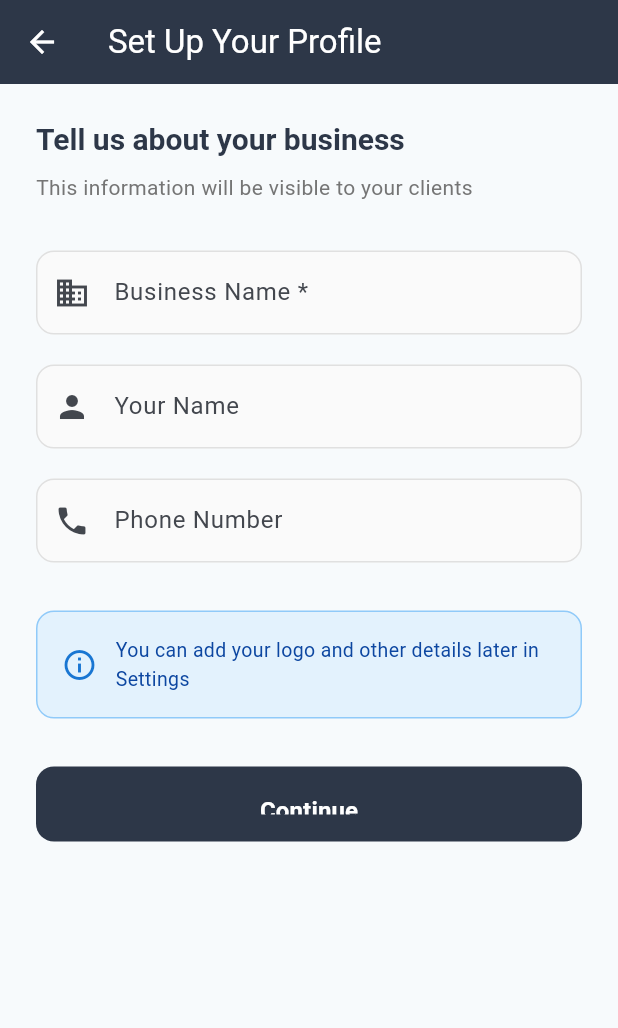
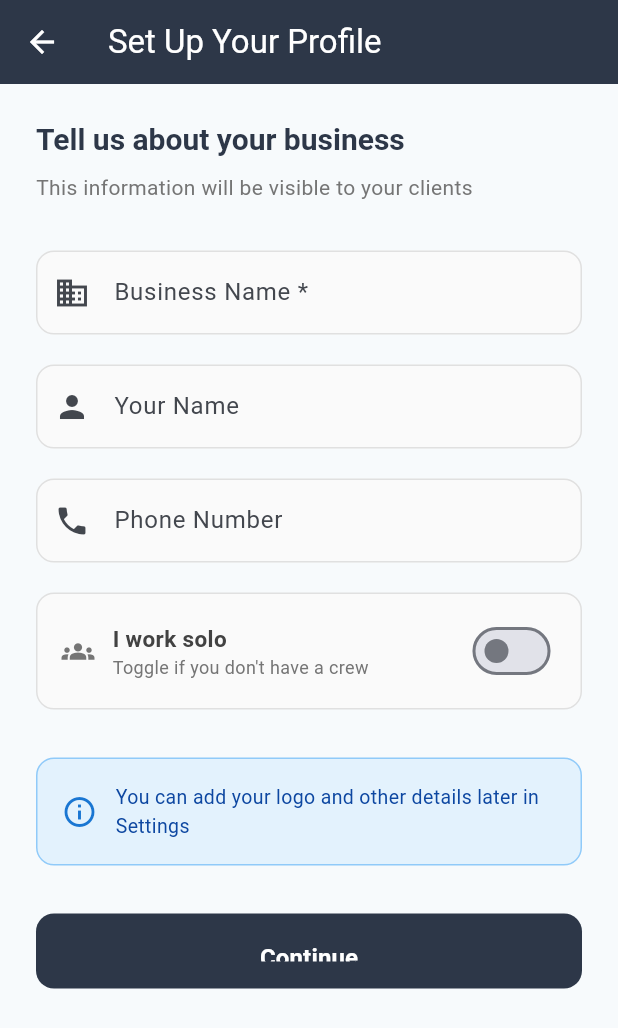
Before and after one commit to cmadd123/ProjectPulse, a Flutter app: the ContractorProfileSetupScreen screen opened directly, on a phone screen of 412 x 824 dp. Shown: the top 1028 px of the screen. Run offline on Flutter 3.47's test engine with Material 3 defaults, Android fonts, the phone set to English and light mode, and no system bars; our stand-ins replace app_links, cached_network_image, cloud_firestore, connectivity_plus, csv, file_picker and 11 more; missing offline and left inert: emojis, flutter_inappwebview, google_mlkit_text_recognition; accounts and stored records are empty.

Commit message:
Add solo contractor toggle to signup profile setup
New contractors now see the "I work solo" toggle during initial
profile setup (ContractorProfileSetupScreen), not buried in
settings. Toggle state is saved to contractor_profile.is_solo
during account creation.

Flow: Sign In → I am a... → General Contractor → Set Up Profile
(with solo toggle) → Continue → solo mode active immediately.

Can still be changed later in Profile settings.

Co-Authored-By: Claude Opus 4.6 (1M context) <noreply@anthropic.com>

```diff
--- a/lib/main.dart
+++ b/lib/main.dart
@@ -802,6 +802,7 @@ class _RoleSelectionScreenState extends State<RoleSelectionScreen> {
           });
 
           // Save user with contractor profile + team reference
+          final isSolo = profileData['is_solo'] == 'true';
           await FirebaseFirestore.instance.collection('users').doc(user.uid).set({
             'user_id': user.uid,
             'email': user.email,
@@ -811,6 +812,7 @@ class _RoleSelectionScreenState extends State<RoleSelectionScreen> {
               'business_name': businessName,
               'owner_name': ownerName,
               'phone': profileData['phone'] ?? '',
+              'is_solo': isSolo,
               'specialties': [],
               'rating_average': 0.0,
               'total_reviews': 0,
--- a/lib/screens/contractor/contractor_profile_setup_screen.dart
+++ b/lib/screens/contractor/contractor_profile_setup_screen.dart
@@ -15,6 +15,7 @@ class _ContractorProfileSetupScreenState
   final _businessNameController = TextEditingController();
   final _ownerNameController = TextEditingController();
   final _phoneController = TextEditingController();
+  bool _isSolo = false;
 
   @override
   void dispose() {
@@ -30,6 +31,7 @@ class _ContractorProfileSetupScreenState
         'business_name': _businessNameController.text.trim(),
         'owner_name': _ownerNameController.text.trim(),
         'phone': _phoneController.text.trim(),
+        'is_solo': _isSolo ? 'true' : 'false',
       });
     }
   }
@@ -117,6 +119,59 @@ class _ContractorProfileSetupScreenState
                 ),
                 keyboardType: TextInputType.phone,
               ),
+              const SizedBox(height: 20),
+
+              // Solo contractor toggle
+              InkWell(
+                onTap: () => setState(() => _isSolo = !_isSolo),
+                borderRadius: BorderRadius.circular(12),
+                child: Container(
+                  padding: const EdgeInsets.symmetric(horizontal: 16, vertical: 14),
+                  decoration: BoxDecoration(
+                    color: _isSolo ? Colors.blue[50] : Colors.grey[50],
+                    borderRadius: BorderRadius.circular(12),
+                    border: Border.all(
+                      color: _isSolo ? Colors.blue[300]! : Colors.grey[300]!,
+                    ),
+                  ),
+                  child: Row(
+                    children: [
+                      Icon(
+                        _isSolo ? Icons.person : Icons.groups,
+                        color: _isSolo ? Colors.blue[700] : Colors.grey[600],
+                        size: 22,
+                      ),
+                      const SizedBox(width: 12),
+                      Expanded(
+                        child: Column(
+                          crossAxisAlignment: CrossAxisAlignment.start,
+                          children: [
+                            Text(
+                              'I work solo',
+                              style: TextStyle(
+                                fontWeight: FontWeight.w600,
+                                fontSize: 15,
+                                color: _isSolo ? Colors.blue[800] : Colors.grey[800],
+                              ),
+                            ),
+                            Text(
+                              _isSolo
+                                  ? 'Simplified view — no crew features'
+                                  : 'Toggle if you don\'t have a crew',
+                              style: TextStyle(fontSize: 12, color: Colors.grey[600]),
+                            ),
+                          ],
+                        ),
+                      ),
+                      Switch(
+                        value: _isSolo,
+                        onChanged: (v) => setState(() => _isSolo = v),
+                        activeColor: Colors.blue[600],
+                      ),
+                    ],
+                  ),
+                ),
+              ),
               const SizedBox(height: 32),
 
               // Info box
```
